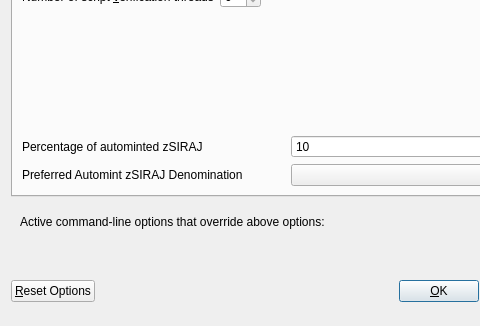
Before: the Qt Designer form src/qt/forms/optionsdialog.ui in spayse/hello_world, drawn with Qt 5; both pictures show x 0 to 480 and y 116 to 442 of the 576 by 442 pixel window.
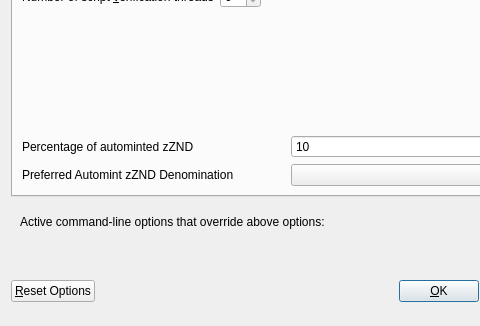
After: the same form once the commit is applied. Custom widgets are drawn as their Qt base class.

Diff of the .ui file:
```diff
--- a/src/qt/forms/optionsdialog.ui
+++ b/src/qt/forms/optionsdialog.ui
@@ -138,7 +138,7 @@
             <string>Percentage of incoming SIRAJ which get automatically converted to zSIRAJ via Zerocoin Protocol (min: 10%)</string>
            </property>
            <property name="text">
-            <string>Percentage of autominted zSIRAJ</string>
+            <string>Percentage of autominted zZND</string>
            </property>
           </widget>
          </item>
@@ -171,7 +171,7 @@
             <string>Wait with automatic conversion to Zerocoin until enough SIRAJ for this denomination is available</string>
            </property>
            <property name="text">
-            <string>Preferred Automint zSIRAJ Denomination</string>
+            <string>Preferred Automint zZND Denomination</string>
            </property>
           </widget>
          </item>
```
Left out of the diff: 6 changed lines with no effect on the pictures.
